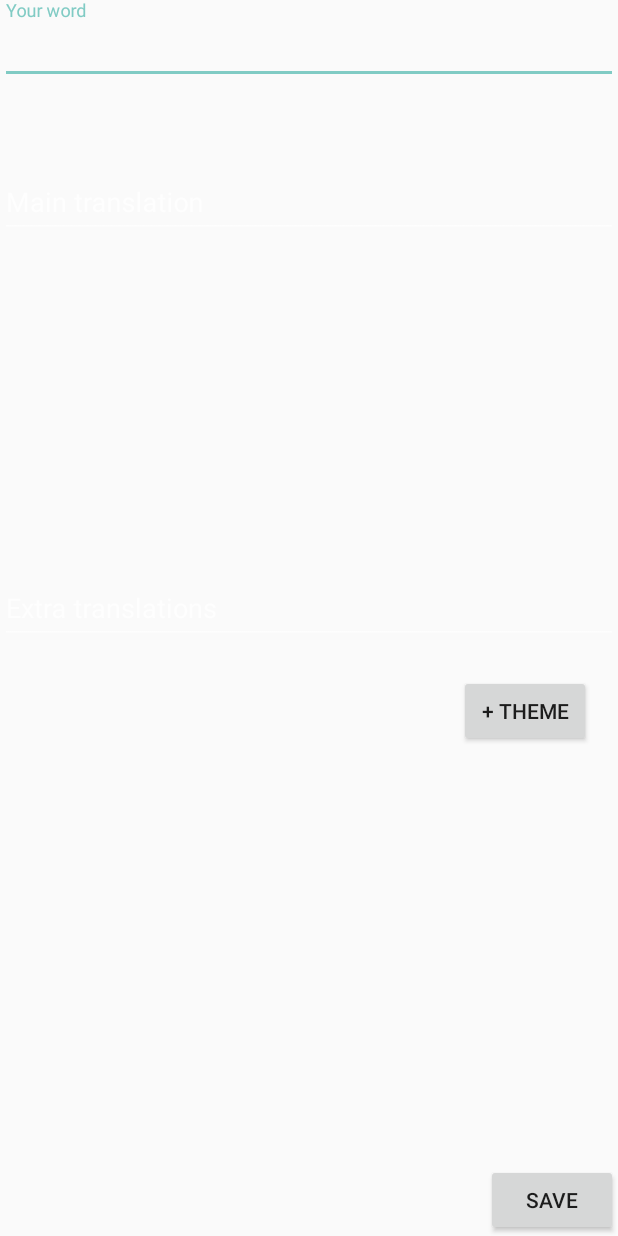
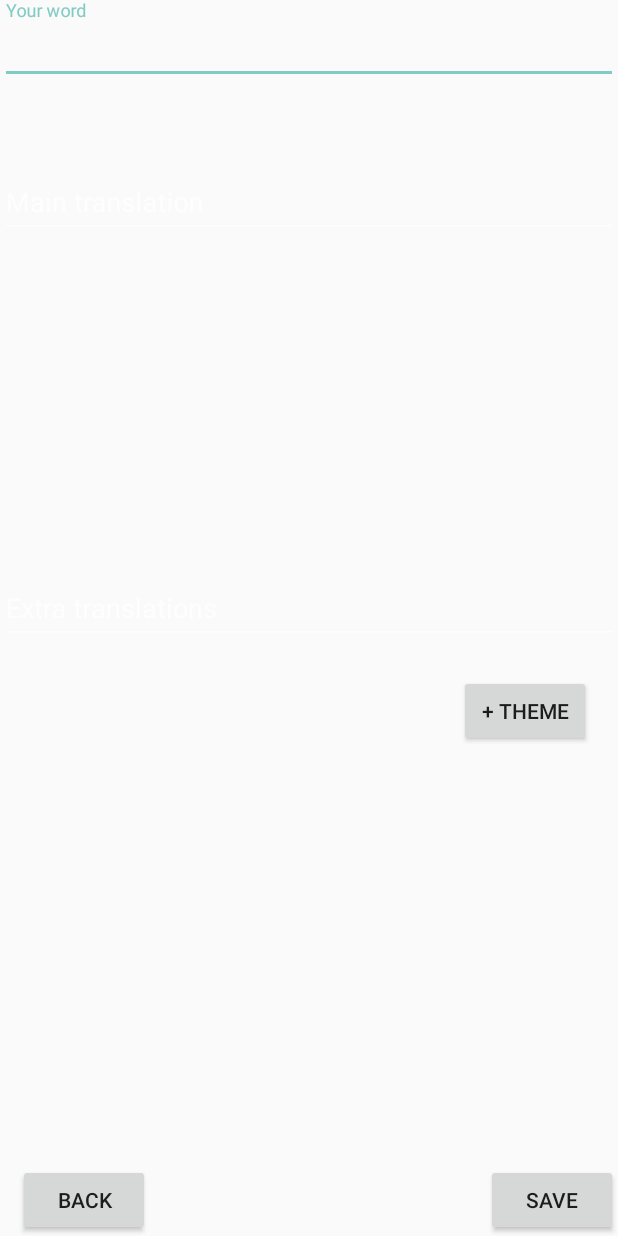
Before and after one commit to Fedannie/Java_Project, an Android app: the layout pop_up_add_word.xml on its own in the app's theme, with its tools: preview values and no code run, on a phone screen of 412 x 824 dp. Run offline under Robolectric (Android 15) with nearby library versions, the phone set to English and light mode, and no system bars.

Commit message:
Added back button and checker when saving new word
Added back button in popUpAddNewWord activity checker when saving new
word

```diff
--- a/app/src/main/res/layout/pop_up_add_word.xml
+++ b/app/src/main/res/layout/pop_up_add_word.xml
@@ -75,5 +75,16 @@
             android:hint="Extra translations" />
     </android.support.design.widget.TextInputLayout>
 
+    <Button
+        android:text="Back"
+        android:layout_width="wrap_content"
+        android:layout_height="wrap_content"
+        android:layout_alignParentBottom="true"
+        android:layout_alignParentLeft="true"
+        android:layout_alignParentStart="true"
+        android:layout_marginLeft="12dp"
+        android:layout_marginStart="12dp"
+        android:id="@+id/backBtn" />
+
 
 </RelativeLayout>
```
Also changed, not shown: app/src/main/java/project/fedorova/polyglotte/PopUpAddNewWord.java (+17 -0 lines).
